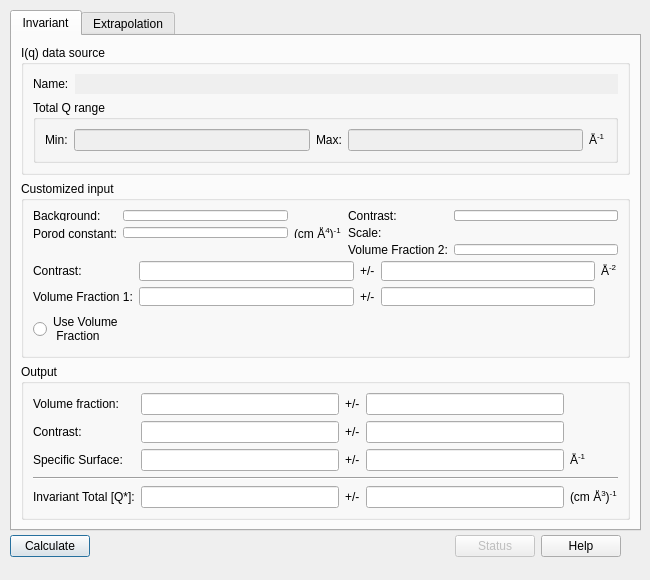
First picture: the form in src/sas/qtgui/Perspectives/Invariant/UI/TabbedInvariantUI.ui, repository SasView/sasview, before the edit.
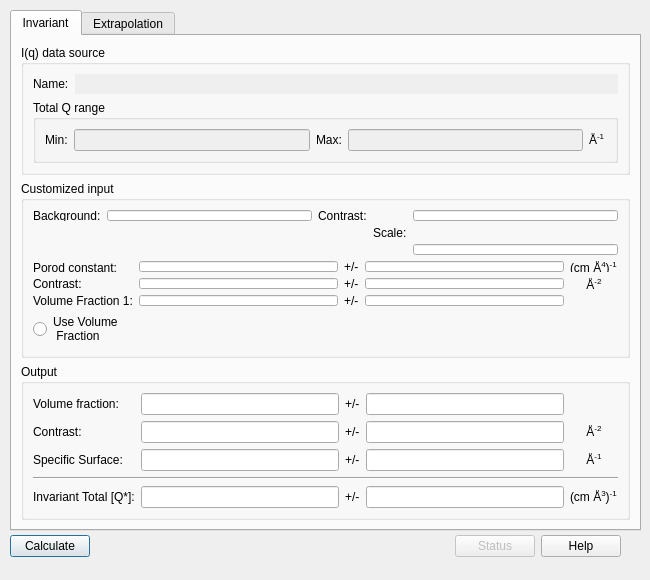
Second picture: the form after the edit. The open tabs and pages were chosen to show the change.

```diff
--- a/src/sas/qtgui/Perspectives/Invariant/UI/TabbedInvariantUI.ui
+++ b/src/sas/qtgui/Perspectives/Invariant/UI/TabbedInvariantUI.ui
@@ -162,25 +162,8 @@
           <item row="0" column="1">
            <widget class="QLineEdit" name="txtBackgd"/>
           </item>
-          <item row="1" column="2">
-           <widget class="QLabel" name="lblPorodCstUnits">
-            <property name="text">
-             <string>&lt;html&gt;&lt;head/&gt;&lt;body&gt;&lt;p&gt;(cm Å&lt;span style=&quot; vertical-align:super;&quot;&gt;4&lt;/span&gt;)&lt;span style=&quot; vertical-align:super;&quot;&gt;-1&lt;/span&gt;&lt;/p&gt;&lt;/body&gt;&lt;/html&gt;</string>
-            </property>
-           </widget>
-          </item>
-          <item row="1" column="1">
-           <widget class="QLineEdit" name="txtPorodCst">
-            <property name="toolTip">
-             <string>Porod constant (optional)</string>
-            </property>
-           </widget>
-          </item>
-          <item row="0" column="4">
-           <widget class="QLineEdit" name="txtContrast"/>
-          </item>
-          <item row="0" column="3">
-           <widget class="QLabel" name="lblContrast">
+          <item row="0" column="2">
+           <widget class="QLabel" name="label_8">
             <property name="text">
              <string>Contrast:</string>
             </property>
@@ -199,71 +182,88 @@
           <item row="0" column="4">
            <widget class="QLineEdit" name="txtScale"/>
           </item>
-          <item row="2" column="3">
-           <widget class="QLabel" name="lblVF2">
-            <property name="text">
-             <string>Volume Fraction 2:</string>
-            </property>
-           </widget>
-          </item>
-          <item row="1" column="0">
-           <widget class="QLabel" name="label_10">
-            <property name="text">
-             <string>&lt;html&gt;&lt;head/&gt;&lt;body&gt;&lt;p&gt;Porod constant:&lt;/p&gt;&lt;/body&gt;&lt;/html&gt;</string>
-            </property>
-           </widget>
-          </item>
          </layout>
         </item>
         <item>
          <layout class="QGridLayout" name="gridLayout_10">
-          <item row="0" column="1">
-           <widget class="QLineEdit" name="txtContrast"/>
-          </item>
-          <item row="0" column="2">
+          <item row="1" column="2">
            <widget class="QLabel" name="label">
             <property name="text">
              <string>+/-</string>
             </property>
            </widget>
           </item>
-          <item row="0" column="0">
-           <widget class="QLabel" name="label_6">
-            <property name="text">
-             <string>Contrast:</string>
-            </property>
-           </widget>
+          <item row="1" column="1">
+           <widget class="QLineEdit" name="txtContrast"/>
           </item>
-          <item row="0" column="4">
+          <item row="1" column="4">
            <widget class="QLabel" name="lblContrastUnits">
             <property name="text">
-             <string>&lt;html&gt;&lt;head/&gt;&lt;body&gt;&lt;p&gt;Å&lt;span style=&quot; vertical-align:super;&quot;&gt;-2&lt;/span&gt;&lt;/p&gt;&lt;/body&gt;&lt;/html&gt;</string>
+             <string>&lt;html&gt;&lt;head/&gt;&lt;body&gt;&lt;p align=&quot;center&quot;&gt;Å&lt;span style=&quot; vertical-align:super;&quot;&gt;-2&lt;/span&gt;&lt;/p&gt;&lt;/body&gt;&lt;/html&gt;</string>
             </property>
            </widget>
           </item>
-          <item row="1" column="0">
+          <item row="2" column="0">
            <widget class="QLabel" name="label_33">
             <property name="text">
              <string>Volume Fraction 1:</string>
             </property>
            </widget>
           </item>
-          <item row="1" column="2">
+          <item row="1" column="0">
+           <widget class="QLabel" name="label_6">
+            <property name="text">
+             <string>Contrast:</string>
+            </property>
+           </widget>
+          </item>
+          <item row="2" column="2">
            <widget class="QLabel" name="label_2">
             <property name="text">
              <string>+/-</string>
             </property>
            </widget>
           </item>
-          <item row="0" column="3">
+          <item row="1" column="3">
            <widget class="QLineEdit" name="txtContrastErr"/>
           </item>
-          <item row="1" column="3">
+          <item row="2" column="3">
            <widget class="QLineEdit" name="txtVolFrac1Err"/>
           </item>
-          <item row="1" column="1">
+          <item row="2" column="1">
            <widget class="QLineEdit" name="txtVolFrac1"/>
           </item>
+          <item row="0" column="1">
+           <widget class="QLineEdit" name="txtPorodCst">
+            <property name="toolTip">
+             <string>Porod constant (optional)</string>
+            </property>
+           </widget>
+          </item>
+          <item row="0" column="0">
+           <widget class="QLabel" name="label_10">
+            <property name="text">
+             <string>&lt;html&gt;&lt;head/&gt;&lt;body&gt;&lt;p&gt;Porod constant:&lt;/p&gt;&lt;/body&gt;&lt;/html&gt;</string>
+            </property>
+           </widget>
+          </item>
+          <item row="0" column="2">
+           <widget class="QLabel" name="label_3">
+            <property name="text">
+             <string>+/-</string>
+            </property>
+           </widget>
+          </item>
+          <item row="0" column="3">
+           <widget class="QLineEdit" name="txtPorodCstErr"/>
+          </item>
+          <item row="0" column="4">
+           <widget class="QLabel" name="lblPorodCstUnits">
+            <property name="text">
+             <string>&lt;html&gt;&lt;head/&gt;&lt;body&gt;&lt;p&gt;(cm Å&lt;span style=&quot; vertical-align:super;&quot;&gt;4&lt;/span&gt;)&lt;span style=&quot; vertical-align:super;&quot;&gt;-1&lt;/span&gt;&lt;/p&gt;&lt;/body&gt;&lt;/html&gt;</string>
+            </property>
+           </widget>
+          </item>
          </layout>
         </item>
         <item>
@@ -370,7 +370,7 @@
         <item row="3" column="4">
          <widget class="QLabel" name="lblSpecificSurfaceUnits">
           <property name="text">
-           <string>&lt;html&gt;&lt;head/&gt;&lt;body&gt;&lt;p&gt;Å&lt;span style=&quot; vertical-align:super;&quot;&gt;-1&lt;/span&gt;&lt;/p&gt;&lt;/body&gt;&lt;/html&gt;</string>
+           <string>&lt;html&gt;&lt;head/&gt;&lt;body&gt;&lt;p align=&quot;center&quot;&gt;Å&lt;span style=&quot; vertical-align:super;&quot;&gt;-1&lt;/span&gt;&lt;/p&gt;&lt;/body&gt;&lt;/html&gt;</string>
           </property>
          </widget>
         </item>
@@ -537,6 +537,13 @@
           </property>
          </widget>
         </item>
+        <item row="2" column="4">
+         <widget class="QLabel" name="lblContrastUnits_2">
+          <property name="text">
+           <string>&lt;html&gt;&lt;head/&gt;&lt;body&gt;&lt;p align=&quot;center&quot;&gt;Å&lt;span style=&quot; vertical-align:super;&quot;&gt;-2&lt;/span&gt;&lt;/p&gt;&lt;/body&gt;&lt;/html&gt;</string>
+          </property>
+         </widget>
+        </item>
        </layout>
       </widget>
      </item>
```
